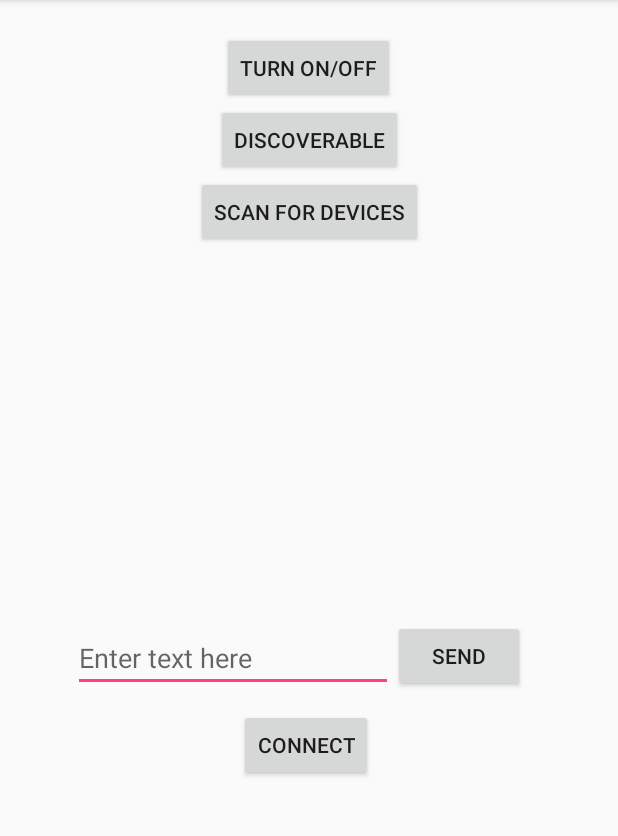
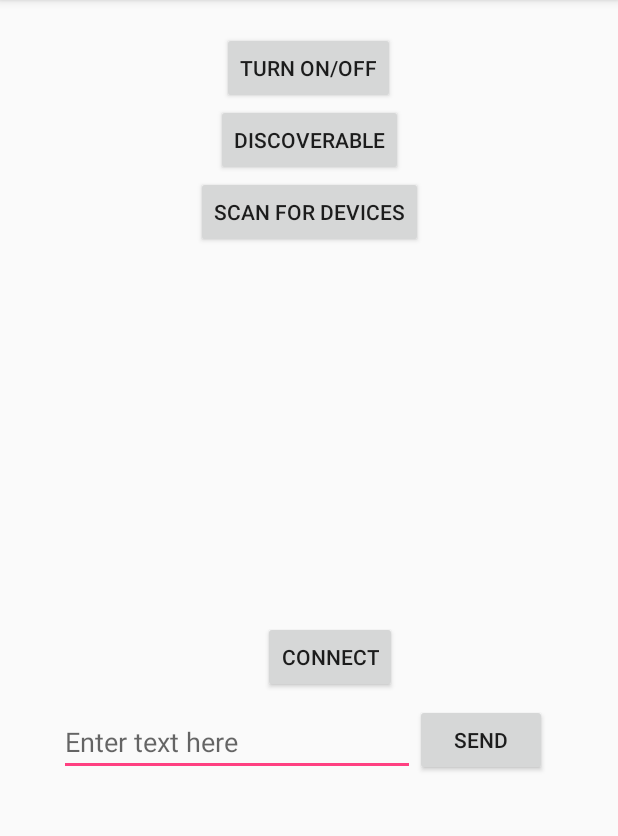
Before and after one commit to natrecneps/MDP10, an Android app: the screen it shows after launch (MainActivity), after a tap on "SCAN FOR DEVICES", on a phone screen of 412 x 824 dp, the part 84-920 px from its top. Run offline under Robolectric (Android 15) with nearby library versions, the phone set to English and light mode, and no system bars.

Commit message:
New commit

```diff
--- a/app/src/main/AndroidManifest.xml
+++ b/app/src/main/AndroidManifest.xml
@@ -17,7 +17,6 @@
         <activity android:name=".MainActivity">
             <intent-filter>
                 <action android:name="android.intent.action.MAIN" />
-
                 <category android:name="android.intent.category.LAUNCHER" />
             </intent-filter>
         </activity>
--- a/app/src/main/java/com/example/spencer/mdp10/MainActivity.java
+++ b/app/src/main/java/com/example/spencer/mdp10/MainActivity.java
@@ -29,19 +29,17 @@ import java.util.ArrayList;
 import java.util.UUID;
 
 public class MainActivity extends AppCompatActivity implements AdapterView.OnItemClickListener{
+    public final static String TAG = "MainActivity";
 
-    public final static String TAG = "MainActivity";
+    BluetoothAdapter mBluetoothAdapter;
+    BluetoothChatService mBluetoothChat;
 
     Button btn_OnOff, btn_Scan, btn_Discoverable, btn_Send, btn_StartConnection;
     ListView list;
     EditText etSend;
+
     TextView incomingMessages;
-
     StringBuilder messages;
-
-    BluetoothChatService mBluetoothChat;
-
-    private BluetoothAdapter mBluetoothAdapter;
 
     private static final UUID MY_UUID_INSECURE = UUID.fromString("00001101-0000-1000-8000-00805F9B34FB");
 
@@ -234,8 +232,8 @@ public class MainActivity extends AppCompatActivity implements AdapterView.OnIte
                     //checkBTPermissions();
 
                     mBluetoothAdapter.startDiscovery();
-                    IntentFilter BTIntent = new IntentFilter(BluetoothDevice.ACTION_FOUND);
-                    registerReceiver(mBroadcastReceiver3, BTIntent);
+                    IntentFilter discoverDevicesIntent = new IntentFilter(BluetoothDevice.ACTION_FOUND);
+                    registerReceiver(mBroadcastReceiver3, discoverDevicesIntent);
                 }
                 if (!mBluetoothAdapter.isDiscovering()){
 
@@ -243,8 +241,8 @@ public class MainActivity extends AppCompatActivity implements AdapterView.OnIte
                     //checkBTPermissions();
 
                     mBluetoothAdapter.startDiscovery();
-                    IntentFilter BTIntent = new IntentFilter(BluetoothDevice.ACTION_FOUND);
-                    registerReceiver(mBroadcastReceiver3, BTIntent);
+                    IntentFilter discoverDevicesIntent = new IntentFilter(BluetoothDevice.ACTION_FOUND);
+                    registerReceiver(mBroadcastReceiver3, discoverDevicesIntent);
                 }
             }
         });
@@ -258,8 +256,8 @@ public class MainActivity extends AppCompatActivity implements AdapterView.OnIte
                 discoverableIntent.putExtra(BluetoothAdapter.EXTRA_DISCOVERABLE_DURATION, 300);
                 startActivity(discoverableIntent);
 
-                IntentFilter BTIntent = new IntentFilter(BluetoothAdapter.ACTION_SCAN_MODE_CHANGED);
-                registerReceiver(mBroadcastReceiver2, BTIntent);
+                IntentFilter intentFilter = new IntentFilter(BluetoothAdapter.ACTION_SCAN_MODE_CHANGED);
+                registerReceiver(mBroadcastReceiver2, intentFilter);
             }
         });
     }
@@ -293,7 +291,7 @@ public class MainActivity extends AppCompatActivity implements AdapterView.OnIte
             Toast.makeText(getApplicationContext(),"Bluetooth is not supported on your device.",Toast.LENGTH_SHORT).show();
             Log.d(TAG, "enableDisableBT:Does not have BT capabilities.");
         }
-        if (!mBluetoothAdapter.enable()){
+        if (!mBluetoothAdapter.isEnabled()){
             Intent enableBTIntent = new Intent(BluetoothAdapter.ACTION_REQUEST_ENABLE);
             startActivity(enableBTIntent);
             Toast.makeText(getApplicationContext(),"Bluetooth is now enabled",Toast.LENGTH_SHORT).show();
--- a/app/src/main/res/layout/activity_main.xml
+++ b/app/src/main/res/layout/activity_main.xml
@@ -50,57 +50,57 @@
         android:layout_marginBottom="13dp"
         android:layout_marginEnd="8dp"
         android:layout_marginStart="8dp"
-        app:layout_constraintBottom_toTopOf="@+id/btn_Send"
+        app:layout_constraintBottom_toTopOf="@+id/btn_StartConnection"
         app:layout_constraintEnd_toEndOf="parent"
         app:layout_constraintStart_toStartOf="parent"
         app:layout_constraintTop_toBottomOf="@+id/btn_Scan" />
 
     <EditText
         android:id="@+id/editText"
-        android:layout_width="wrap_content"
+        android:layout_width="0dp"
         android:layout_height="wrap_content"
+        android:layout_marginStart="39dp"
         android:ems="10"
         android:hint="Enter text here"
         android:inputType="textPersonName"
         app:layout_constraintBottom_toBottomOf="@+id/btn_Send"
         app:layout_constraintEnd_toStartOf="@+id/btn_Send"
-        app:layout_constraintHorizontal_chainStyle="packed"
         app:layout_constraintStart_toStartOf="parent" />
 
     <Button
         android:id="@+id/btn_Send"
         android:layout_width="wrap_content"
         android:layout_height="wrap_content"
-        android:layout_marginBottom="11dp"
-        android:layout_marginEnd="13dp"
+        android:layout_marginBottom="13dp"
+        android:layout_marginEnd="47dp"
         android:text="Send"
-        app:layout_constraintBottom_toTopOf="@+id/btn_StartConnection"
+        app:layout_constraintBottom_toTopOf="@+id/tv_IncomingMessage"
         app:layout_constraintEnd_toEndOf="parent"
         app:layout_constraintStart_toEndOf="@+id/editText"
-        app:layout_constraintTop_toBottomOf="@+id/List" />
+        app:layout_constraintTop_toBottomOf="@+id/btn_StartConnection" />
 
     <TextView
         android:id="@+id/tv_IncomingMessage"
         android:layout_width="0dp"
         android:layout_height="0dp"
-        android:layout_marginBottom="15dp"
+        android:layout_marginBottom="14dp"
         android:layout_marginEnd="8dp"
         android:layout_marginStart="8dp"
         android:text=""
         app:layout_constraintBottom_toBottomOf="parent"
         app:layout_constraintEnd_toEndOf="parent"
         app:layout_constraintStart_toStartOf="parent"
-        app:layout_constraintTop_toBottomOf="@+id/btn_StartConnection" />
+        app:layout_constraintTop_toBottomOf="@+id/btn_Send" />
 
     <Button
         android:id="@+id/btn_StartConnection"
         android:layout_width="wrap_content"
         android:layout_height="wrap_content"
-        android:layout_marginBottom="9dp"
-        android:layout_marginEnd="13dp"
+        android:layout_marginBottom="7dp"
+        android:layout_marginEnd="12dp"
         android:text="Connect"
-        app:layout_constraintBottom_toTopOf="@+id/tv_IncomingMessage"
+        app:layout_constraintBottom_toTopOf="@+id/btn_Send"
         app:layout_constraintEnd_toEndOf="@+id/editText"
-        app:layout_constraintTop_toBottomOf="@+id/btn_Send" />
+        app:layout_constraintTop_toBottomOf="@+id/List" />
 
 </android.support.constraint.ConstraintLayout>
```
Also changed, not shown: app/src/main/java/com/example/spencer/mdp10/BluetoothChatService.java (+8 -6 lines).
